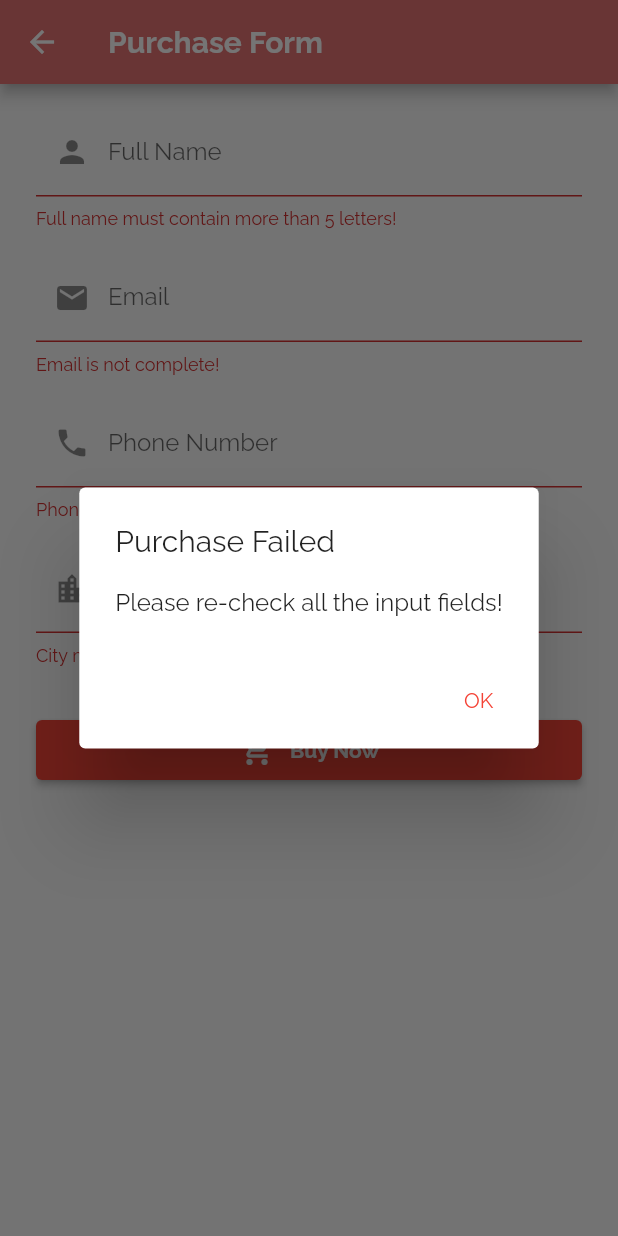
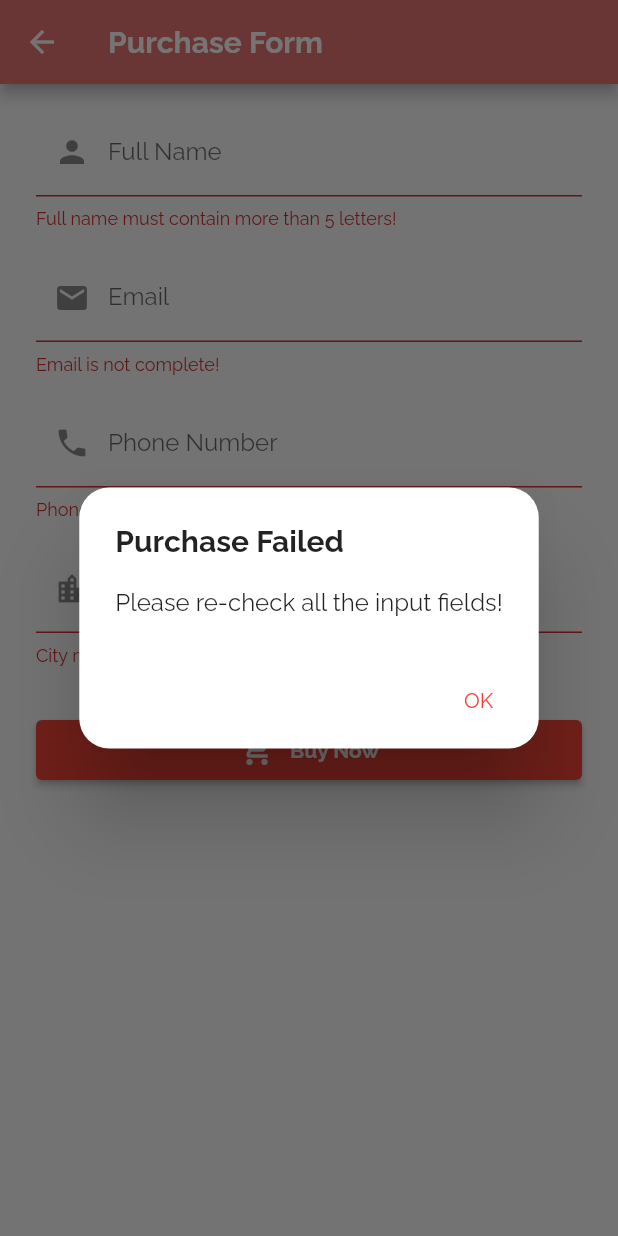
Before and after one commit to JuJu222/DEPD_Mission2, a Flutter app: the Buy screen opened directly, after a tap on "Buy Now", on a phone screen of 412 x 824 dp. Run offline on Flutter 3.47's test engine with Material 2 defaults, Android fonts, the phone set to English and light mode, and no system bars; our stand-ins replace email_validator, fluttertoast.

Commit message:
Added border radius to alert dialog

```diff
--- a/lib/views/buy.dart
+++ b/lib/views/buy.dart
@@ -33,7 +33,10 @@ class _BuyState extends State<Buy> {
       showDialog(
           context: context,
           builder: (_) => AlertDialog(
-                title: const Text('Purchase Confirmation'),
+                shape: const RoundedRectangleBorder(
+                    borderRadius: BorderRadius.all(Radius.circular(20))),
+                title: const Text('Purchase Confirmation',
+                    style: TextStyle(fontWeight: FontWeight.bold)),
                 content: Wrap(
                   children: [
                     Column(
@@ -60,7 +63,10 @@ class _BuyState extends State<Buy> {
       showDialog(
           context: context,
           builder: (_) => AlertDialog(
-                title: const Text('Purchase Failed'),
+                shape: const RoundedRectangleBorder(
+                    borderRadius: BorderRadius.all(Radius.circular(20))),
+                title: const Text('Purchase Failed',
+                    style: TextStyle(fontWeight: FontWeight.bold)),
                 content: const Text('Please re-check all the input fields!'),
                 actions: [
                   TextButton(
```
